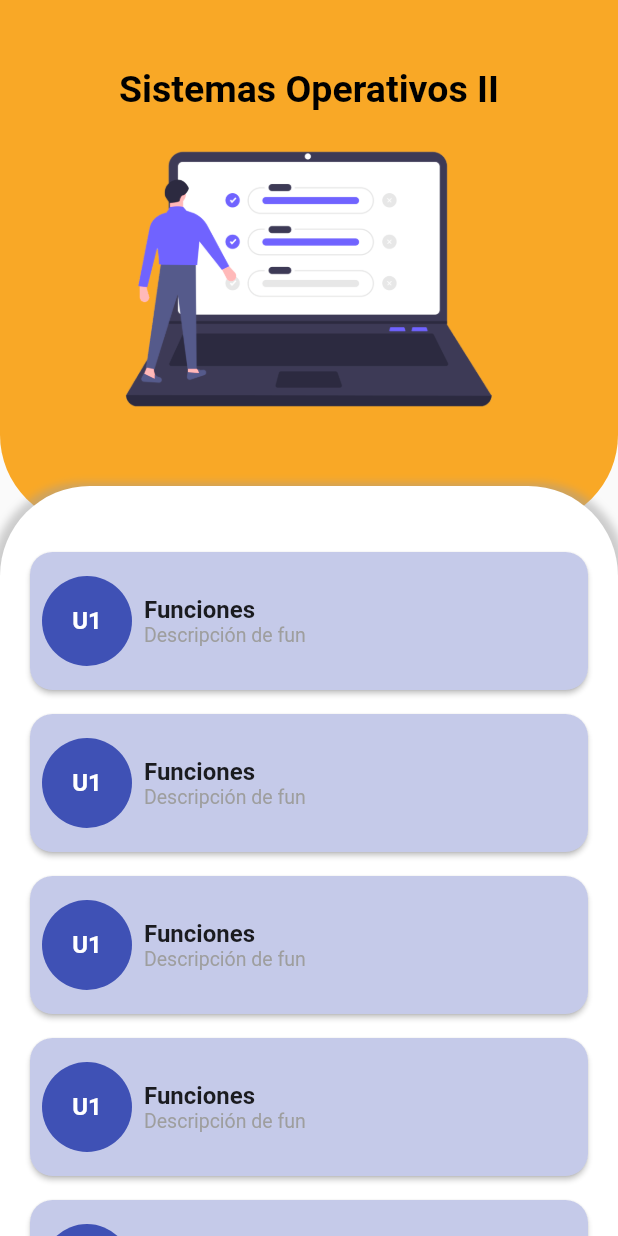
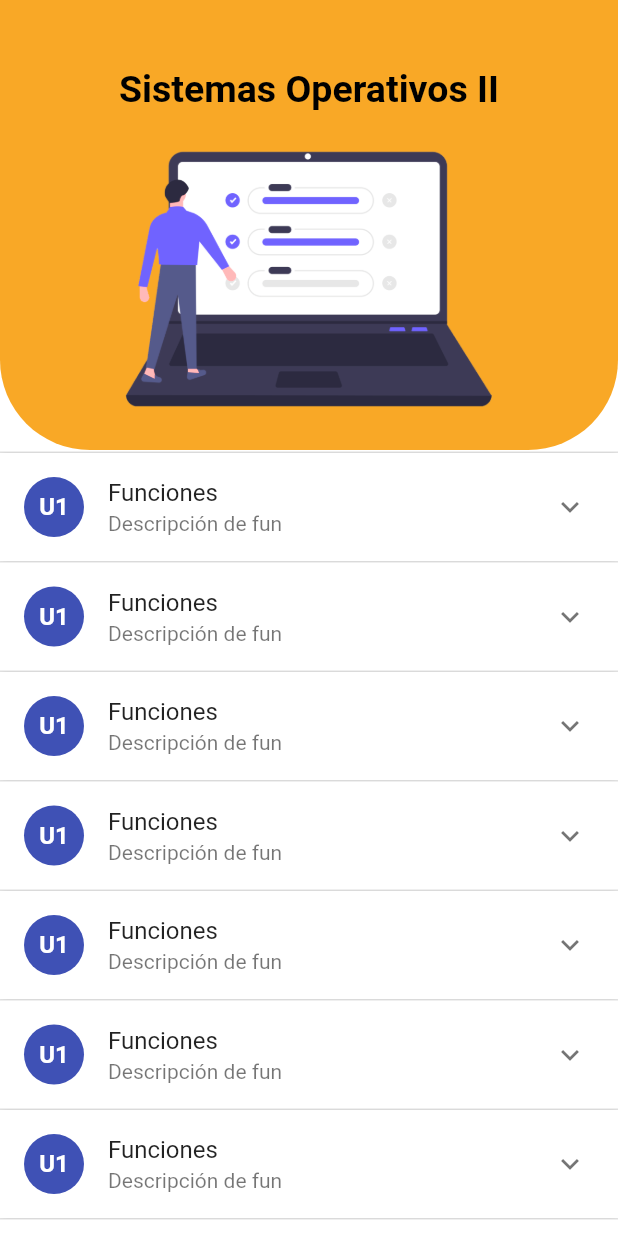
Before and after one commit to Tesam/my_stats, a Flutter app: the screen it shows after launch, on a phone screen of 412 x 824 dp. Run offline on Flutter 3.47's test engine with Material 2 defaults, Android fonts, the phone set to English and light mode, and no system bars.

Commit message:
refactor(lesson_card): testing expanded card

```diff
--- a/lib/lesson/ui/screens/lesson_screen.dart
+++ b/lib/lesson/ui/screens/lesson_screen.dart
@@ -14,8 +14,8 @@ class _LessonScreenState extends State<LessonScreen> {
       body: Stack(
         alignment: Alignment.bottomCenter,
         children: [
+          LessonsSection(),
           LessonAppbar("Sistemas Operativos II"),
-          LessonsSection(),
         ],
       ),
     );
--- a/lib/lesson/ui/widgets/lesson_appbar.dart
+++ b/lib/lesson/ui/widgets/lesson_appbar.dart
@@ -40,7 +40,7 @@ class LessonAppbar extends StatelessWidget {
 
     return Stack(
       children: [
-        AppbarShape(Color(0xFFF9A826),350.0),
+        AppbarShape(Color(0xFFF9A826),300.0),
         AppbarContent,
       ],
     );
--- a/lib/lesson/ui/widgets/lesson_card.dart
+++ b/lib/lesson/ui/widgets/lesson_card.dart
@@ -1,6 +1,107 @@
 import 'package:flutter/material.dart';
 
-class LessonCard extends StatelessWidget {
+class LessonCard extends StatefulWidget {
+  String lessonName;
+  String lessonDescription;
+  String lessonUnity;
+
+  LessonCard(this.lessonName, this.lessonDescription, this.lessonUnity);
+  @override
+  _LessonCardState createState() =>
+      _LessonCardState(this.lessonName, this.lessonDescription, this.lessonUnity);
+}
+
+class _LessonCardState extends State<LessonCard> {
+  String lessonName ;
+  String lessonDescription;
+  String lessonUnity;
+
+  _LessonCardState(this.lessonName, this.lessonDescription, this.lessonUnity);
+
+  List<Item> _data = generateItems(15);
+  @override
+  Widget build(BuildContext context) {
+    return SingleChildScrollView(
+      child: Container(
+         // margin: EdgeInsets.all(18.0),
+          /*child: Theme(
+            data: Theme.of(context).copyWith(cardColor: Colors.indigo.shade100),
+            child: _buildPanel(),
+        ),*/
+        child: _buildPanel()
+      ),
+    );
+  }
+
+  Widget _buildPanel() {
+    return ExpansionPanelList(expandedHeaderPadding: EdgeInsets.all(10.0),
+      expansionCallback: (int index, bool isExpanded) {
+        setState(() {
+          _data[index].isExpanded = !isExpanded;
+        });
+      },
+      children: _data.map<ExpansionPanel>((Item item) {
+        return ExpansionPanel(
+          headerBuilder: (BuildContext context, bool isExpanded) {
+            return ListTile(
+              title: Text(lessonName),
+              subtitle: Text(lessonDescription),
+              leading: CircleAvatar(
+                backgroundColor: Colors.indigo,
+                radius: 20.0,
+                child: Container(
+                  alignment: Alignment.center,
+                  child: Text(
+                    lessonUnity,
+                    style: TextStyle(
+                      color: Colors.white,
+                      fontWeight: FontWeight.bold,
+                    ),
+                  ),
+                ),
+              ),
+            );
+          },
+          canTapOnHeader: true,
+          body: ListTile(
+              title: Text(item.expandedValue),
+              subtitle: Text('To delete this panel, tap the trash can icon'),
+              trailing: Icon(Icons.delete),
+              onTap: () {
+                setState(() {
+                  _data.removeWhere((currentItem) => item == currentItem);
+                });
+              }),
+          isExpanded: item.isExpanded,
+        );
+      }).toList(),
+    );
+  }
+}
+
+class Item {
+  Item({
+    this.expandedValue,
+    this.headerValue,
+    this.isExpanded = false,
+  });
+
+  String expandedValue;
+  String headerValue;
+  bool isExpanded;
+}
+
+List<Item> generateItems(int numberOfItems) {
+  return List.generate(numberOfItems, (int index) {
+    return Item(
+      headerValue: "lessonName",
+      //: lessonDescription,
+      expandedValue: 'This is item number $index',
+    );
+  });
+}
+
+/*class LessonCard extends StatelessWidget {
   String lessonName;
   String lessonDescription;
   String lessonUnity;
@@ -66,4 +167,4 @@ class LessonCard extends StatelessWidget {
       ),
     );
   }
-}
+}*/
--- a/lib/lesson/ui/widgets/lessons_section.dart
+++ b/lib/lesson/ui/widgets/lessons_section.dart
@@ -4,8 +4,8 @@ import 'package:my_stats/lesson/ui/widgets/lesson_card.dart';
 class LessonsSection extends StatelessWidget {
   @override
   Widget build(BuildContext context) {
-    return Container(
-      height: 500.0,
+   /* return Container(
+      height: 200.0,
       padding: EdgeInsets.only(top: 30.0),
       decoration: BoxDecoration(
         borderRadius: BorderRadius.vertical(top: Radius.circular(60.0)),
@@ -23,15 +23,28 @@ class LessonsSection extends StatelessWidget {
         padding: EdgeInsets.only(top: 10.0),
         children: [
           LessonCard("Funciones", "Descripción de fun","U1"),
+         /* LessonCard("Funciones", "Descripción de fun","U1"),
           LessonCard("Funciones", "Descripción de fun","U1"),
           LessonCard("Funciones", "Descripción de fun","U1"),
           LessonCard("Funciones", "Descripción de fun","U1"),
           LessonCard("Funciones", "Descripción de fun","U1"),
           LessonCard("Funciones", "Descripción de fun","U1"),
+          LessonCard("Funciones", "Descripción de fun","U1"),*/
+        ],
+      ),
+    );*/
+    return ListView(
+        padding: EdgeInsets.only(top: 10.0),
+        children: [
+          LessonCard("Funciones", "Descripción de fun","U1"),
+          /* LessonCard("Funciones", "Descripción de fun","U1"),
           LessonCard("Funciones", "Descripción de fun","U1"),
           LessonCard("Funciones", "Descripción de fun","U1"),
+          LessonCard("Funciones", "Descripción de fun","U1"),
+          LessonCard("Funciones", "Descripción de fun","U1"),
+          LessonCard("Funciones", "Descripción de fun","U1"),
+          LessonCard("Funciones", "Descripción de fun","U1"),*/
         ],
-      ),
     );
   }
 }
```
